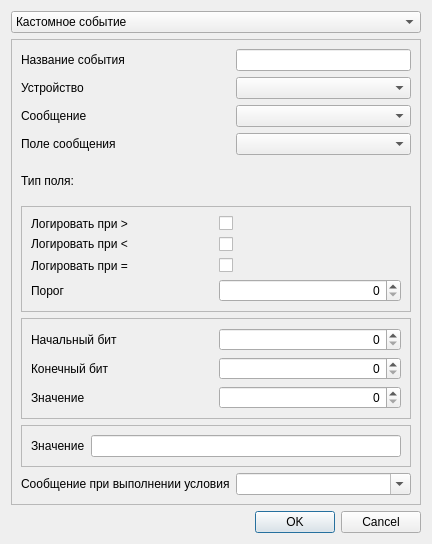
The window that eventeditdialog.ui (revermun/Experiment_helper) describes before a commit, drawn with Qt 5.
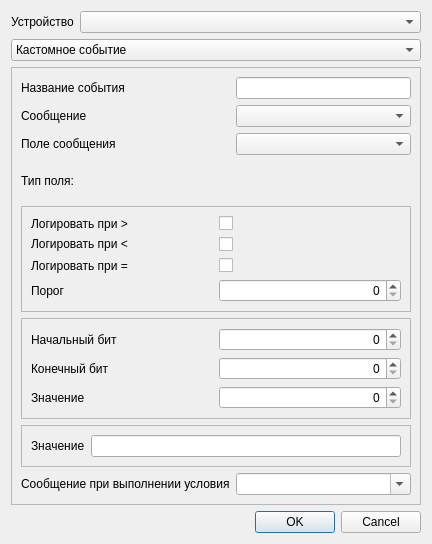
The same window after the commit.

Patch:
```diff
--- a/eventeditdialog.ui
+++ b/eventeditdialog.ui
@@ -13,8 +13,18 @@
   <property name="windowTitle">
    <string>Dialog</string>
   </property>
-  <layout class="QVBoxLayout" name="verticalLayout">
-   <item>
+  <layout class="QGridLayout" name="gridLayout_5" columnstretch="0,1">
+   <item row="0" column="0">
+    <widget class="QLabel" name="label_2">
+     <property name="text">
+      <string>Устройство</string>
+     </property>
+    </widget>
+   </item>
+   <item row="0" column="1">
+    <widget class="QComboBox" name="comboDevice"/>
+   </item>
+   <item row="2" column="0" colspan="2">
     <widget class="QComboBox" name="comboEventType">
      <property name="currentIndex">
       <number>0</number>
@@ -46,7 +56,7 @@
      </item>
     </widget>
    </item>
-   <item>
+   <item row="3" column="0" colspan="2">
     <widget class="QFrame" name="frameCustom">
      <property name="frameShape">
       <enum>QFrame::StyledPanel</enum>
@@ -115,13 +125,6 @@
       <item row="0" column="1">
        <widget class="QLineEdit" name="lineName"/>
       </item>
-      <item row="1" column="0">
-       <widget class="QLabel" name="label_2">
-        <property name="text">
-         <string>Устройство</string>
-        </property>
-       </widget>
-      </item>
       <item row="12" column="1">
        <widget class="QComboBox" name="comboEventText">
         <property name="editable">
@@ -258,9 +261,6 @@
       <item row="2" column="1">
        <widget class="QComboBox" name="comboMessage"/>
       </item>
-      <item row="1" column="1">
-       <widget class="QComboBox" name="comboDevice"/>
-      </item>
       <item row="4" column="0">
        <widget class="QLabel" name="label_14">
         <property name="text">
@@ -278,7 +278,7 @@
      </layout>
     </widget>
    </item>
-   <item>
+   <item row="4" column="0" colspan="2">
     <widget class="QDialogButtonBox" name="buttonBox">
      <property name="orientation">
       <enum>Qt::Horizontal</enum>
```
